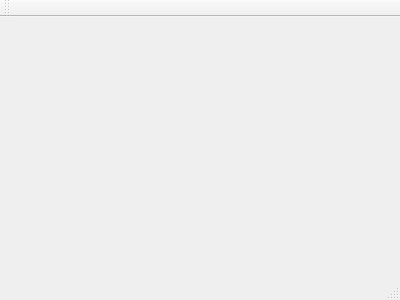
Tomev-IBS/KerDEP, file mainwindow.ui: the form before one commit.
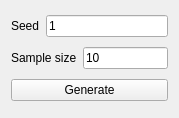
The form after the commit.

Commit message: Basic UI with basic validators.

```diff
--- a/mainwindow.ui
+++ b/mainwindow.ui
@@ -1,24 +1,76 @@
 <ui version="4.0">
  <class>MainWindow</class>
- <widget class="QMainWindow" name="MainWindow" >
-  <property name="geometry" >
+ <widget class="QMainWindow" name="MainWindow">
+  <property name="geometry">
    <rect>
     <x>0</x>
     <y>0</y>
-    <width>400</width>
-    <height>300</height>
+    <width>179</width>
+    <height>118</height>
    </rect>
   </property>
   <property name="windowTitle" >
    <string>MainWindow</string>
   </property>
-  <widget class="QMenuBar" name="menuBar" />
-  <widget class="QToolBar" name="mainToolBar" />
-  <widget class="QWidget" name="centralWidget" />
-  <widget class="QStatusBar" name="statusBar" />
+  <widget class="QWidget" name="centralWidget">
+   <layout class="QVBoxLayout" name="verticalLayout">
+    <item>
+     <layout class="QHBoxLayout" name="horizontalLayout">
+      <item>
+       <widget class="QLabel" name="label_seed">
+        <property name="text">
+         <string>Seed</string>
+        </property>
+       </widget>
+      </item>
+      <item>
+       <widget class="QLineEdit" name="lineEdit_seed">
+        <property name="text">
+         <string>1</string>
+        </property>
+       </widget>
+      </item>
+     </layout>
+    </item>
+    <item>
+     <layout class="QHBoxLayout" name="horizontalLayout_2">
+      <item>
+       <widget class="QLabel" name="label_sampleSize">
+        <property name="text">
+         <string>Sample size</string>
+        </property>
+       </widget>
+      </item>
+      <item>
+       <widget class="QLineEdit" name="lineEdit_sampleSize">
+        <property name="text">
+         <string>10</string>
+        </property>
+       </widget>
+      </item>
+     </layout>
+    </item>
+    <item>
+     <widget class="QPushButton" name="pushButton_generate">
+      <property name="text">
+       <string>Generate</string>
+      </property>
+     </widget>
+    </item>
+   </layout>
+  </widget>
+  <widget class="QMenuBar" name="menuBar">
+   <property name="geometry">
+    <rect>
+     <x>0</x>
+     <y>0</y>
+     <width>179</width>
+     <height>21</height>
+    </rect>
+   </property>
+  </widget>
  </widget>
- <layoutDefault spacing="6" margin="11" />
- <pixmapfunction></pixmapfunction>
+ <layoutdefault spacing="6" margin="11"/>
  <resources/>
  <connections/>
 </ui>
```
Left out of the diff: 5 changed lines with no effect on the pictures. The commit also changes 2 other files.
